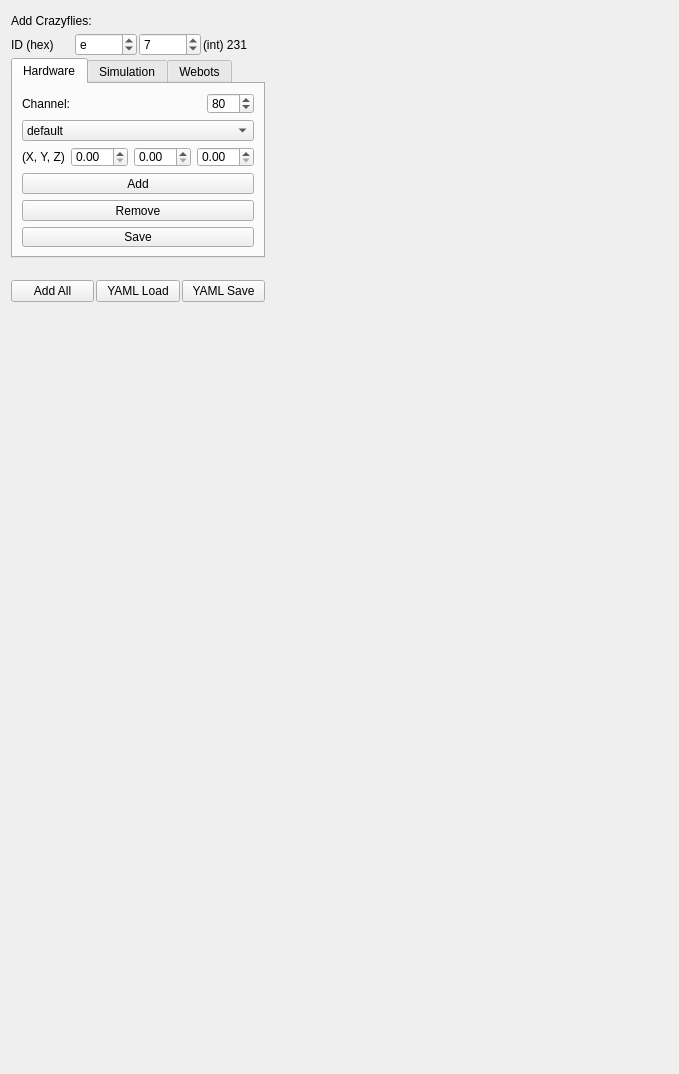
Before: the Qt Designer form src/rqt_crazyflies_add/resource/crazyflies_add.ui in DynamicSwarms/ds-crazyflies, drawn with Qt 5.
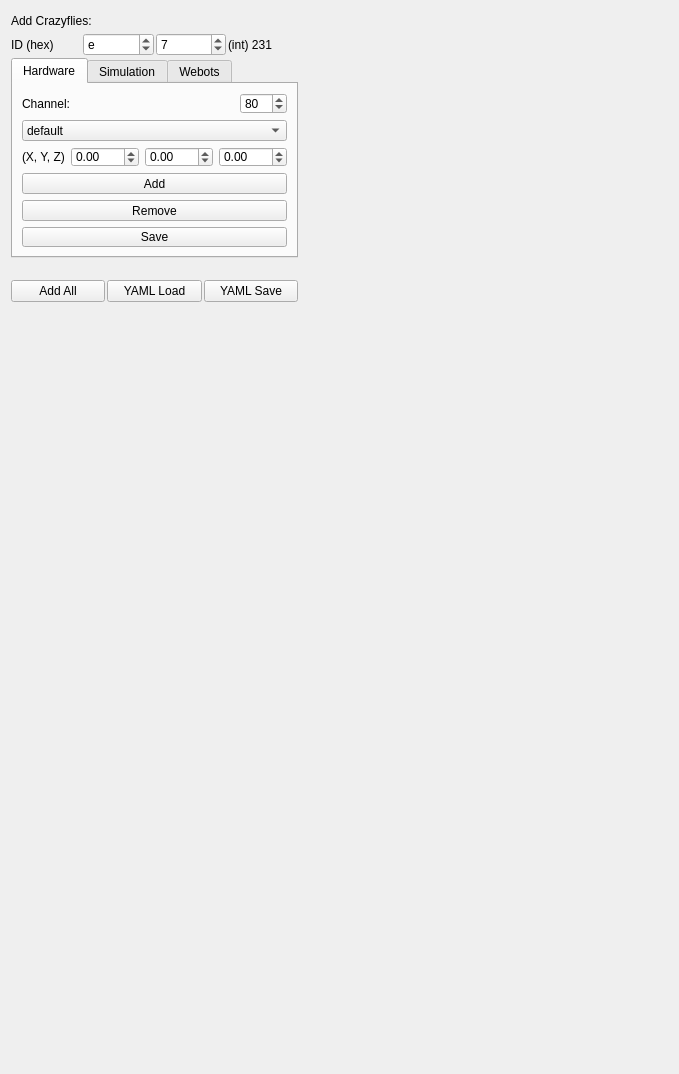
After: the same form once the commit is applied.

Commit message: fixed bug in add ui, where negative position was not an option

What changed in the file:
```diff
--- a/src/rqt_crazyflies_add/resource/crazyflies_add.ui
+++ b/src/rqt_crazyflies_add/resource/crazyflies_add.ui
@@ -255,6 +255,9 @@
            </item>
            <item>
             <widget class="QDoubleSpinBox" name="x_spin_box">
+             <property name="minimum">
+            <double>-100.000000000000000</double>
+             </property>
              <property name="singleStep">
               <double>0.500000000000000</double>
              </property>
@@ -262,6 +265,9 @@
            </item>
            <item>
             <widget class="QDoubleSpinBox" name="y_spin_box">
+             <property name="minimum">
+              <double>-100.000000000000000</double>
+             </property>
              <property name="singleStep">
               <double>0.500000000000000</double>
              </property>
@@ -269,6 +275,9 @@
            </item>
            <item>
             <widget class="QDoubleSpinBox" name="z_spin_box">
+             <property name="minimum">
+              <double>-100.000000000000000</double>
+             </property>
              <property name="singleStep">
               <double>0.500000000000000</double>
              </property>
```
